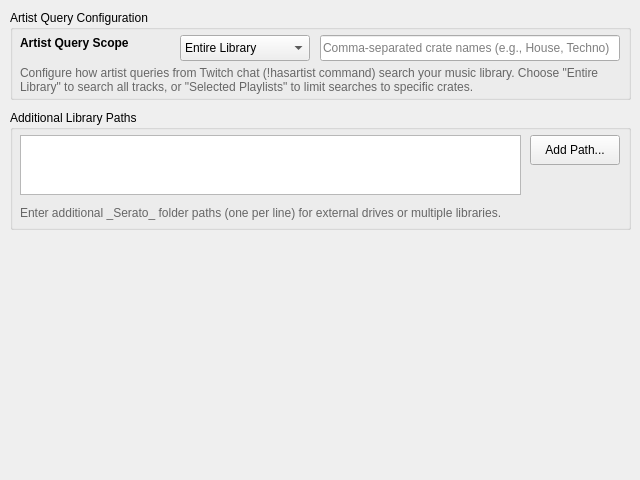
Old version of the form nowplaying/resources/inputs_serato_library_ui.ui in the repository whatsnowplaying/whats-now-playing.
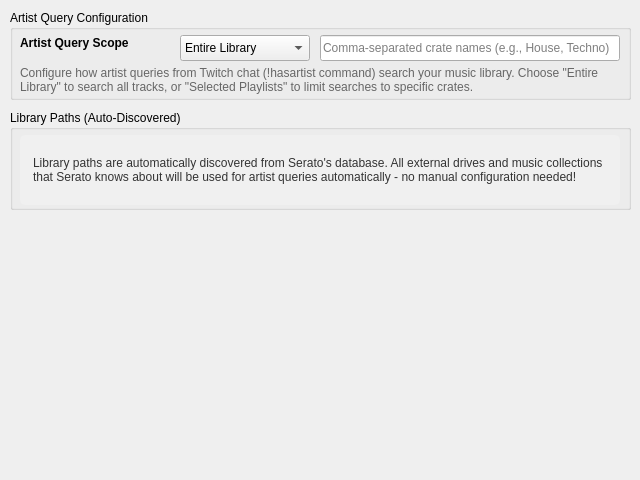
New version of the form.

Commit message: join location path with asset and history for full filename (#1428)

Patch:
```diff
--- a/nowplaying/resources/inputs_serato_library_ui.ui
+++ b/nowplaying/resources/inputs_serato_library_ui.ui
@@ -111,55 +111,29 @@
      <x>10</x>
      <y>110</y>
      <width>621</width>
-     <height>120</height>
+     <height>100</height>
     </rect>
    </property>
    <property name="title">
-    <string>Additional Library Paths</string>
+    <string>Library Paths (Auto-Discovered)</string>
    </property>
-   <widget class="QTextEdit" name="additional_libs_textedit">
+   <widget class="QLabel" name="autodiscovery_status_label">
     <property name="geometry">
      <rect>
       <x>10</x>
       <y>25</y>
-      <width>501</width>
-      <height>60</height>
-     </rect>
-    </property>
-    <property name="toolTip">
-     <string>Additional Serato library paths (one per line). Used for external drives and multiple music collections.</string>
-    </property>
-   </widget>
-   <widget class="QPushButton" name="add_additional_lib_button">
-    <property name="geometry">
-     <rect>
-      <x>520</x>
-      <y>25</y>
-      <width>90</width>
-      <height>30</height>
-     </rect>
-    </property>
-    <property name="text">
-     <string>Add Path...</string>
-    </property>
-    <property name="toolTip">
-     <string>Browse for additional Serato library directory</string>
-    </property>
-   </widget>
-   <widget class="QLabel" name="additional_libs_help_label">
-    <property name="geometry">
-     <rect>
-      <x>10</x>
-      <y>90</y>
       <width>600</width>
-      <height>25</height>
+      <height>70</height>
      </rect>
     </property>
     <property name="text">
-     <string>Enter additional _Serato_ folder paths (one per line) for external drives or multiple libraries.</string>
+     <string>Library paths are automatically discovered from Serato's database. All external drives and music collections that Serato knows about will be used for artist queries automatically - no manual configuration needed!</string>
+    </property>
+    <property name="wordWrap">
+     <bool>true</bool>
     </property>
     <property name="styleSheet">
-     <string>color: #666;</string>
+     <string>color: #333; padding: 10px; background-color: #f0f0f0; border-radius: 5px;</string>
     </property>
    </widget>
   </widget>
```
The commit also changes 4 other files.
